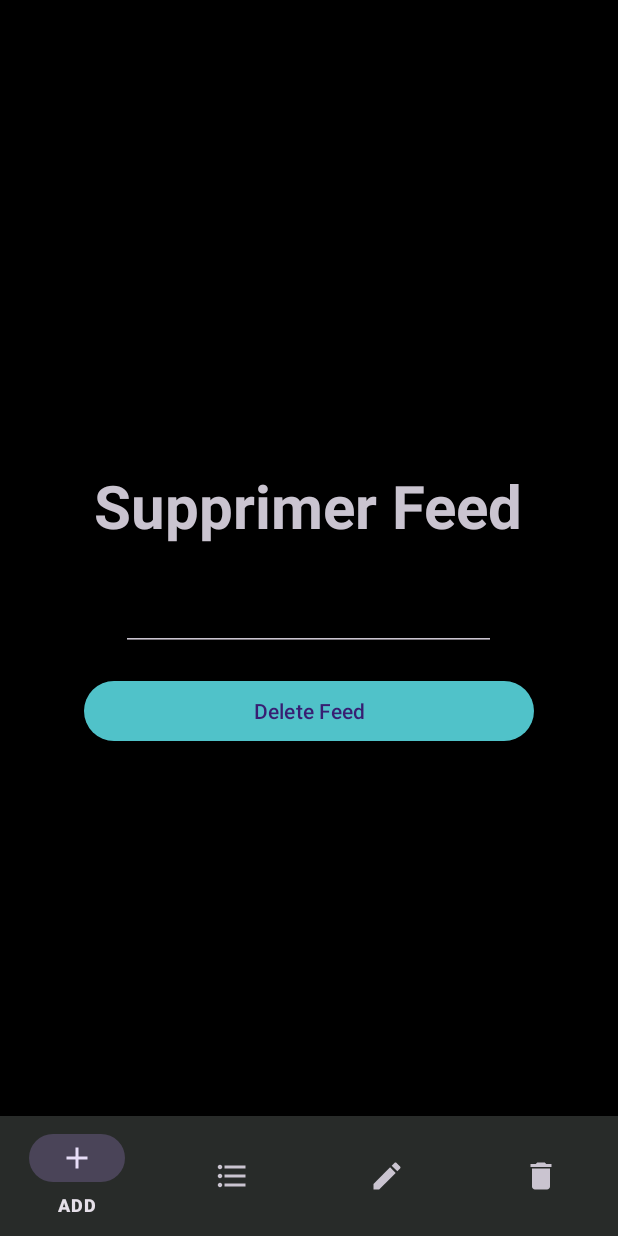
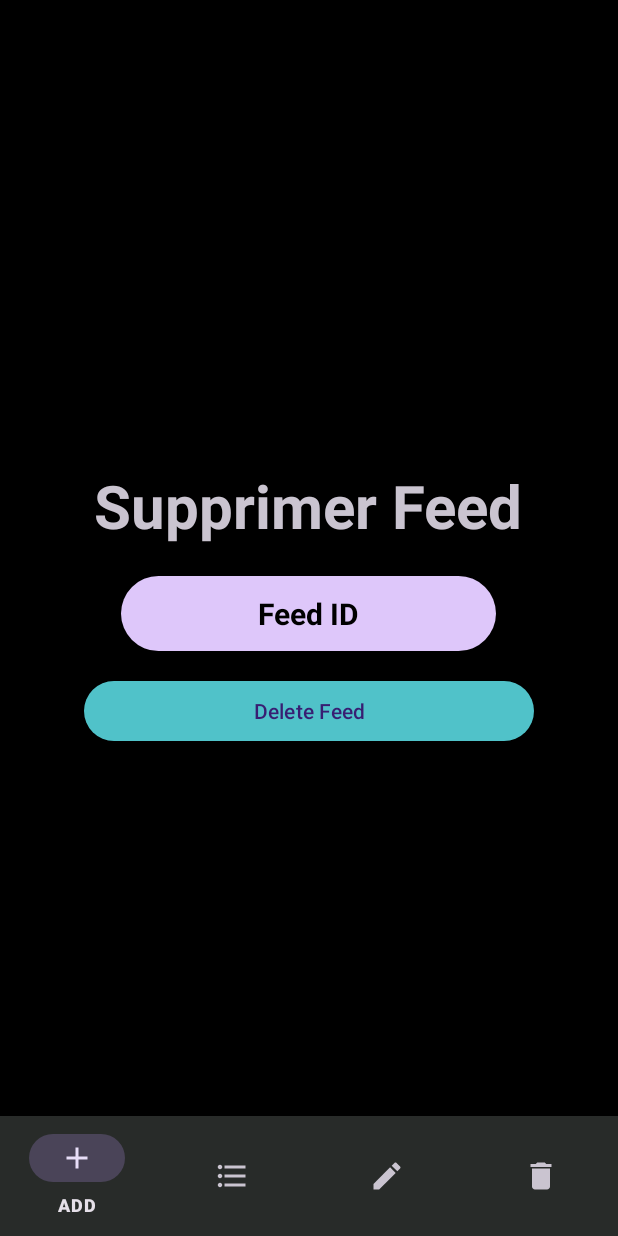
Before and after one commit to yassine-manai/Zenith_House_App, an Android app: the fragment DeleteFeed placed in its activity, on a phone screen of 412 x 824 dp. Run offline under Robolectric (Android 15) with nearby library versions, the phone set to English and light mode, and no system bars.

Commit message:
13/01/2024

```diff
--- a/app/src/main/res/layout/fragment_delete_feed.xml
+++ b/app/src/main/res/layout/fragment_delete_feed.xml
@@ -24,9 +24,13 @@
     <EditText
         android:id="@+id/et_delete"
         android:layout_width="250dp"
-        android:textColor="@color/white"
+        android:textColor="@color/black"
         android:textStyle="bold"
+        android:background="@drawable/input"
         android:textSize="20sp"
+        android:gravity="center"
+        android:hint="Feed ID"
+        android:textColorHint="@color/black"
         android:layout_height="50dp" />
 
     <Button
```
